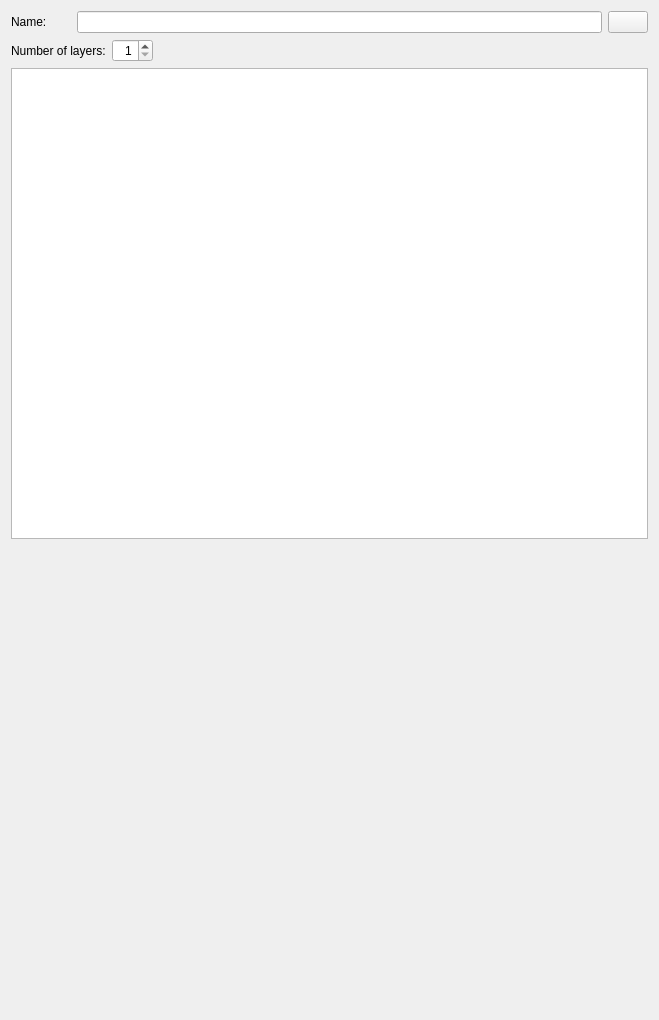
Old version of the form SIM-VICUS/src/SVDBAcousticBoundaryConditionEditWidget.ui in the repository ghorwin/SIM-VICUS.
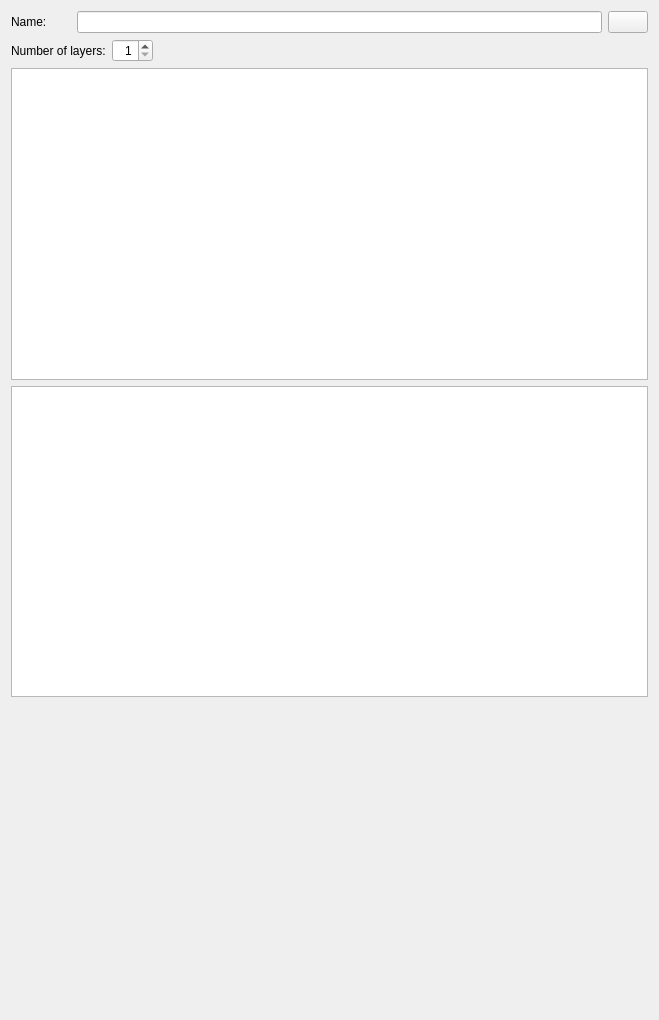
New version of the form. Custom widgets are drawn as their Qt base class.

Commit message: small fixes, added results table

```diff
--- a/SIM-VICUS/src/SVDBAcousticBoundaryConditionEditWidget.ui
+++ b/SIM-VICUS/src/SVDBAcousticBoundaryConditionEditWidget.ui
@@ -96,6 +96,16 @@
    <item>
     <widget class="SVDBAcousticBoundaryConditionTableWidget" name="tableWidgetSoundAbsorptionLayers"/>
    </item>
+   <item>
+    <widget class="QTableWidget" name="tableWidgetResult">
+     <property name="sizePolicy">
+      <sizepolicy hsizetype="Expanding" vsizetype="MinimumExpanding">
+       <horstretch>0</horstretch>
+       <verstretch>0</verstretch>
+      </sizepolicy>
+     </property>
+    </widget>
+   </item>
    <item>
     <spacer name="verticalSpacer">
      <property name="orientation">
```
The commit also changes 4 other files.
